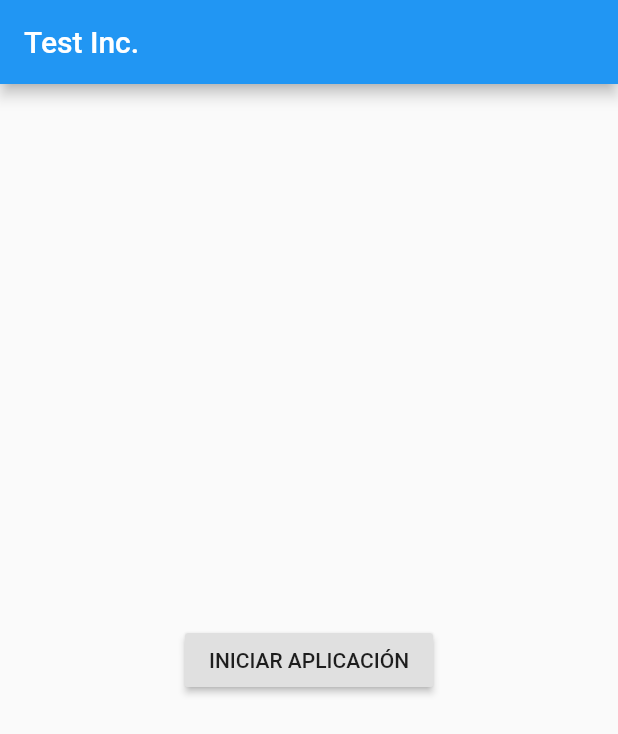
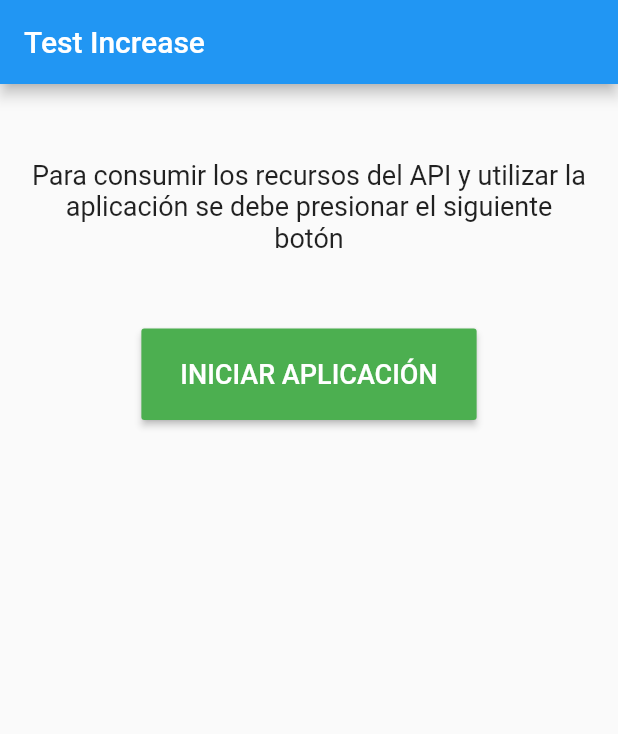
Before and after one commit to gallottohugo/test_inc, a Flutter app: the screen it shows after launch, on a phone screen of 412 x 824 dp. Shown: the top 734 px of the screen. Run offline on Flutter 3.47's test engine with Material 2 defaults, Android fonts, the phone set to English and light mode, and no system bars.

Commit message:
Add design

```diff
--- a/lib/main.dart
+++ b/lib/main.dart
@@ -10,7 +10,7 @@ class MyApp extends StatelessWidget {
   	@override
   	Widget build(BuildContext context) {
     	return MaterialApp(
-      		title: 'Test Inc.',
+      		title: 'Test Increase',
       		theme: ThemeData(
         		primarySwatch: Colors.blue,
         		visualDensity: VisualDensity.adaptivePlatformDensity,
@@ -34,14 +34,23 @@ class _MyHomePageState extends State<MyHomePage> {
   	@override
   	Widget build(BuildContext context) {
     	return Scaffold(
-      		appBar: AppBar(title: Text('Test Inc.')),
-      		body: Center(
-        		child: Column(
-          			mainAxisAlignment: MainAxisAlignment.center,
+      		appBar: AppBar(title: Text('Test Increase')),
+      		body: Column(
+				crossAxisAlignment: CrossAxisAlignment.center,
           			children: <Widget>[
+						Container(
+							padding: EdgeInsets.symmetric(vertical: 50, horizontal: 20),
+							child: Text('Para consumir los recursos del API y utilizar la aplicación se debe presionar el siguiente botón', textAlign: TextAlign.center, style: TextStyle(fontSize: 18),),
+						),
+
 						_showProgress ? Center(child: CircularProgressIndicator() ) : Center(
 							child: RaisedButton(
-								child: Text('INICIAR APLICACIÓN'),
+								color: Colors.green,
+								textColor: Colors.white,
+								child: Container(
+									padding: EdgeInsets.symmetric(vertical: 20, horizontal: 10),
+									child: Text('INICIAR APLICACIÓN', style: TextStyle(fontSize: 18),)
+								),
 								onPressed: () async {
 									setState(() { _showProgress = true;});
 									TestProvider testProvider = TestProvider();
@@ -70,7 +79,6 @@ class _MyHomePageState extends State<MyHomePage> {
 							),
 						)
 					],
-        		),
       		),
     	);
   	}
```
